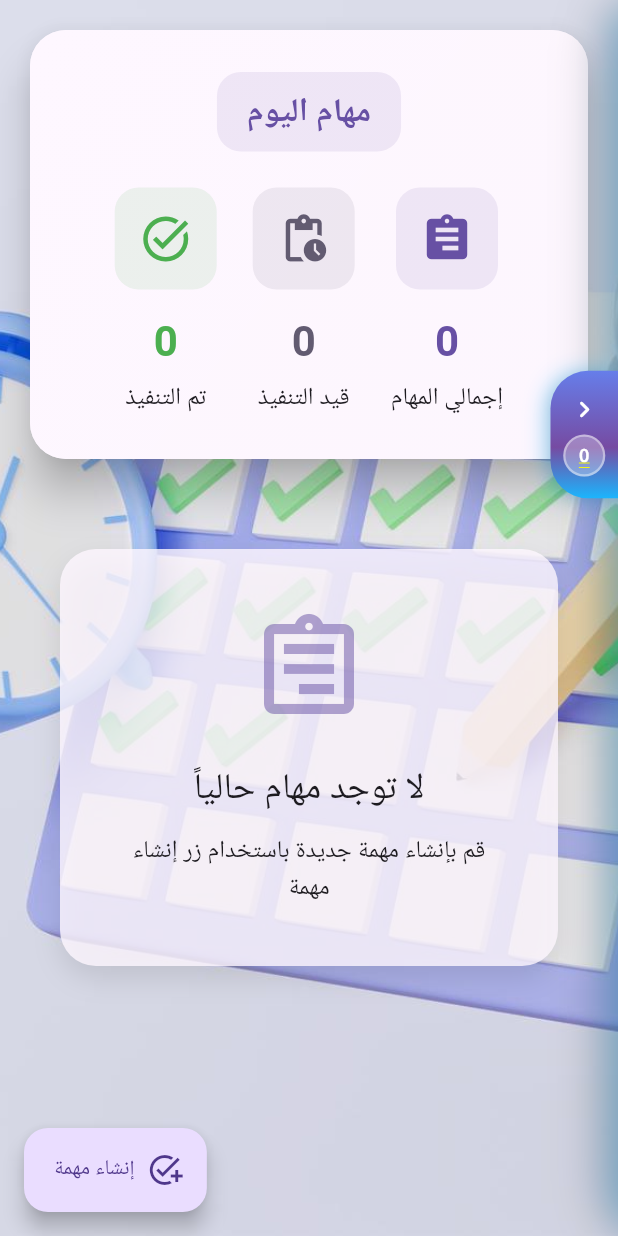
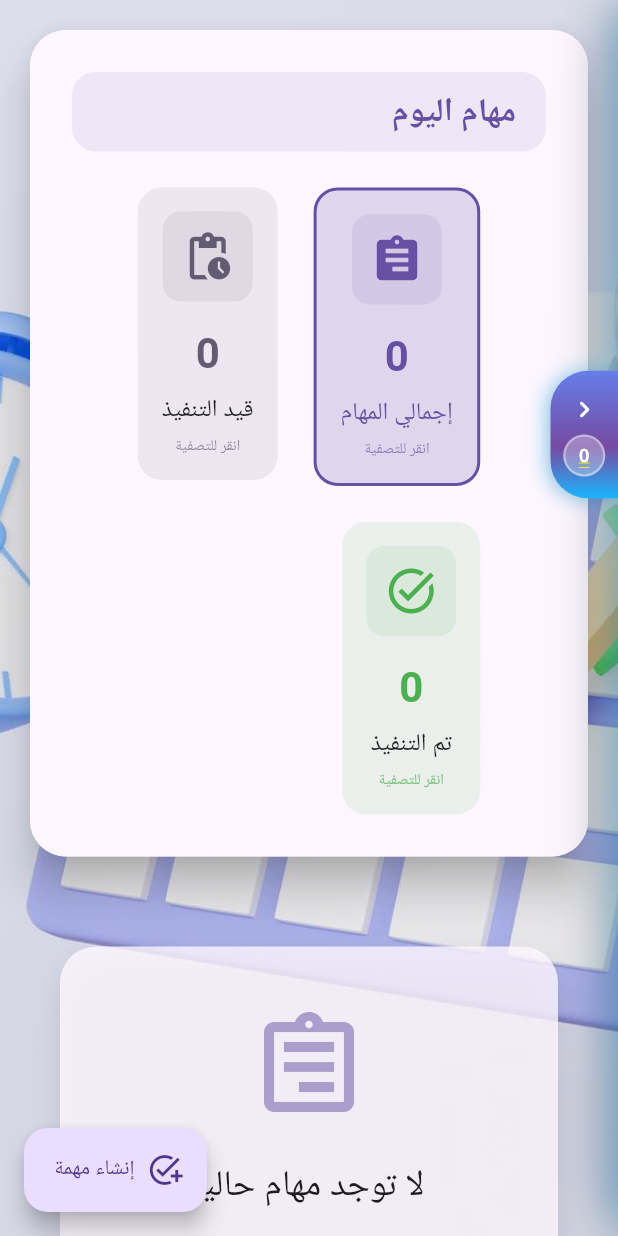
Before and after one commit to mustakbalmasr0/FOE-TASKATY, a Flutter app: the DashboardPage screen opened by its route, on a phone screen of 412 x 824 dp. Run offline on Flutter 3.47's test engine with Material 3 defaults, Android fonts, the phone set to English and light mode, and no system bars; our stand-ins replace file_picker, firebase_core, firebase_messaging, flutter_dotenv, flutter_local_notifications, flutter_spinkit and 7 more; missing offline and left inert: universal_html; accounts and stored records are empty; network calls fail.

Commit message:
fix status

```diff
--- a/lib/pages/dashboard.dart
+++ b/lib/pages/dashboard.dart
@@ -39,6 +39,9 @@ class _DashboardPageState extends State<DashboardPage>
 
   // Add new state variable for today/all filter
   bool _showTodayOnly = true;
+
+  // Add status filter state
+  String? _statusFilter;
 
   // Add real-time channel for tasks
   late RealtimeChannel _tasksChannel;
@@ -122,8 +125,15 @@ class _DashboardPageState extends State<DashboardPage>
         return createdAt.isAfter(startOfDay) && createdAt.isBefore(endOfDay);
       }).toList();
 
+      // Apply status filter if active
+      final statusFiltered = _statusFilter != null
+          ? filteredByDate
+              .where((task) => _getTaskStatus(task) == _statusFilter)
+              .toList()
+          : filteredByDate;
+
       // Apply status-based sorting to filtered tasks
-      _filteredTasks = _sortTasksByStatusPriority(filteredByDate);
+      _filteredTasks = _sortTasksByStatusPriority(statusFiltered);
     });
   }
 
@@ -499,12 +509,42 @@ class _DashboardPageState extends State<DashboardPage>
     }
   }
 
+  // New method to filter tasks by status
+  void _filterTasksByStatus(String? status) {
+    setState(() {
+      _statusFilter = status;
+      _selectedTaskIds.clear(); // Clear selections when filter changes
+      _applyCurrentFilter();
+    });
+  }
+
   void _applyCurrentFilter() {
+    List<Map<String, dynamic>> baseTasks;
+
     if (_showTodayOnly) {
-      _filterTasksByToday();
+      final today = DateTime.now();
+      final startOfDay = DateTime(today.year, today.month, today.day);
+      final endOfDay = startOfDay.add(const Duration(days: 1));
+
+      baseTasks = _allTasks.where((task) {
+        if (task['created_at'] == null) return false;
+        final createdAt = DateTime.parse(task['created_at']);
+        return createdAt.isAfter(startOfDay) && createdAt.isBefore(endOfDay);
+      }).toList();
     } else {
-      _filteredTasks = _sortTasksByStatusPriority(_allTasks);
+      baseTasks = _allTasks;
     }
+
+    // Apply status filter if active
+    final statusFiltered = _statusFilter != null
+        ? baseTasks
+            .where((task) => _getTaskStatus(task) == _statusFilter)
+            .toList()
+        : baseTasks;
+
+    setState(() {
+      _filteredTasks = _sortTasksByStatusPriority(statusFiltered);
+    });
   }
 
   void _filterTasksByToday() {
@@ -512,15 +552,27 @@ class _DashboardPageState extends State<DashboardPage>
     final startOfDay = DateTime(today.year, today.month, today.day);
     final endOfDay = startOfDay.add(const Duration(days: 1));
 
-    setState(() {
     final filteredByDate = _allTasks.where((task) {
       if (task['created_at'] == null) return false;
       final createdAt = DateTime.parse(task['created_at']);
       return createdAt.isAfter(startOfDay) && createdAt.isBefore(endOfDay);
     }).toList();
 
-      _filteredTasks = _sortTasksByStatusPriority(filteredByDate);
+    // Apply status filter if active
+    final statusFiltered = _statusFilter != null
+        ? filteredByDate
+            .where((task) => _getTaskStatus(task) == _statusFilter)
+            .toList()
+        : filteredByDate;
+
+    setState(() {
+      _filteredTasks = _sortTasksByStatusPriority(statusFiltered);
     });
+  }
+
+  // Add method to get task status consistently
+  String _getTaskStatus(Map<String, dynamic> task) {
+    return task['status'] ?? 'in_progress';
   }
 
   @override
@@ -718,54 +770,74 @@ class _DashboardPageState extends State<DashboardPage>
   }
 
   Widget _buildStatItem(
-      String label, String value, IconData icon, Color color, ThemeData theme) {
-    return Column(
+      String label, String value, IconData icon, Color color, ThemeData theme,
+      {VoidCallback? onTap, bool isActive = false}) {
+    return GestureDetector(
+      onTap: onTap,
+      child: Container(
+        padding: const EdgeInsets.all(16),
+        decoration: BoxDecoration(
+          color: isActive ? color.withOpacity(0.2) : color.withOpacity(0.1),
+          borderRadius: BorderRadius.circular(16),
+          border: isActive ? Border.all(color: color, width: 2) : null,
+        ),
+        child: Column(
           mainAxisSize: MainAxisSize.min,
           children: [
             Container(
-          padding: const EdgeInsets.all(16), // Increased from 12
+              padding: const EdgeInsets.all(12),
               decoration: BoxDecoration(
                 color: color.withOpacity(0.1),
-            borderRadius: BorderRadius.circular(16), // Increased from 12
+                borderRadius: BorderRadius.circular(12),
               ),
-          child: Icon(icon, color: color, size: 36), // Increased from 28
+              child: Icon(icon, color: color, size: 36),
             ),
-        const SizedBox(height: 16), // Increased from 12
+            const SizedBox(height: 16),
             Text(
               value,
               style: theme.textTheme.headlineMedium?.copyWith(
-            // Changed from headlineSmall
                 fontWeight: FontWeight.bold,
                 color: color,
               ),
             ),
-        const SizedBox(height: 8), // Increased from 4
+            const SizedBox(height: 8),
             Text(
               label,
               style: theme.textTheme.bodyLarge?.copyWith(
-            // Changed from bodySmall
                 fontWeight: FontWeight.w500,
+                color: isActive ? color : null,
+              ),
+              textAlign: TextAlign.center,
+            ),
+            if (onTap != null) const SizedBox(height: 4),
+            if (onTap != null)
+              Text(
+                'انقر للتصفية',
+                style: theme.textTheme.bodySmall?.copyWith(
+                  color: color.withOpacity(0.7),
+                  fontSize: 10,
                 ),
               ),
           ],
+        ),
+      ),
     );
   }
 
   Widget _buildStatsCard(ColorScheme colorScheme, ThemeData theme,
       List<Map<String, dynamic>> tasks) {
-    final completedTasks = tasks.where((task) {
+    final completedTasks = _allTasks.where((task) {
       return task['status'] == 'completed';
     }).length;
 
-    final inProgressTasks = tasks.where((task) {
+    final inProgressTasks = _allTasks.where((task) {
       return task['status'] == 'in_progress' || task['status'] == null;
     }).length;
 
     return Card(
-      margin: const EdgeInsets.all(20), // Increased from 16
-      elevation: 12, // Increased from 8
-      shape: RoundedRectangleBorder(
-          borderRadius: BorderRadius.circular(24)), // Increased from 20
+      margin: const EdgeInsets.all(20),
+      elevation: 12,
+      shape: RoundedRectangleBorder(borderRadius: BorderRadius.circular(24)),
       child: Container(
         decoration: BoxDecoration(
           gradient: LinearGradient(
@@ -776,20 +848,25 @@ class _DashboardPageState extends State<DashboardPage>
             begin: Alignment.topLeft,
             end: Alignment.bottomRight,
           ),
-          borderRadius: BorderRadius.circular(24), // Increased from 20
+          borderRadius: BorderRadius.circular(24),
         ),
         child: Padding(
-          padding: const EdgeInsets.all(28), // Increased from 20
+          padding: const EdgeInsets.all(28),
           child: Column(
             children: [
-              // Show appropriate header based on current filter
+              // Show appropriate header with clear filter option
               Container(
-                margin: const EdgeInsets.only(bottom: 24), // Increased from 16
+                margin: const EdgeInsets.only(bottom: 24),
+                child: Row(
+                  mainAxisAlignment: MainAxisAlignment.spaceBetween,
+                  children: [
+                    Expanded(
+                      child: Container(
                         padding: const EdgeInsets.symmetric(
-                    horizontal: 20, vertical: 12), // Increased padding
+                            horizontal: 20, vertical: 12),
                         decoration: BoxDecoration(
                           color: colorScheme.primary.withOpacity(0.1),
-                  borderRadius: BorderRadius.circular(16), // Increased from 12
+                          borderRadius: BorderRadius.circular(16),
                         ),
                         child: Text(
                           _selectedDay != null
@@ -798,23 +875,56 @@ class _DashboardPageState extends State<DashboardPage>
                                   ? 'مهام اليوم'
                                   : 'جميع المهام',
                           style: theme.textTheme.titleLarge?.copyWith(
-                    // Changed from titleMedium
                             color: colorScheme.primary,
                             fontWeight: FontWeight.bold,
                           ),
                         ),
                       ),
-              // Updated stats grid with only two categories
+                    ),
+                    if (_statusFilter != null) ...[
+                      const SizedBox(width: 12),
+                      GestureDetector(
+                        onTap: () => _filterTasksByStatus(null),
+                        child: Container(
+                          padding: const EdgeInsets.symmetric(
+                              horizontal: 16, vertical: 8),
+                          decoration: BoxDecoration(
+                            color: Colors.red.withOpacity(0.1),
+                            borderRadius: BorderRadius.circular(12),
+                          ),
+                          child: Row(
+                            mainAxisSize: MainAxisSize.min,
+                            children: [
+                              Icon(Icons.clear, color: Colors.red, size: 16),
+                              const SizedBox(width: 4),
+                              Text(
+                                'إلغاء التصفية',
+                                style: theme.textTheme.bodySmall?.copyWith(
+                                  color: Colors.red,
+                                  fontWeight: FontWeight.w500,
+                                ),
+                              ),
+                            ],
+                          ),
+                        ),
+                      ),
+                    ],
+                  ],
+                ),
+              ),
+              // Updated stats grid with clickable items
               Wrap(
-                spacing: 24, // Increased from 16
-                runSpacing: 24, // Increased from 16
+                spacing: 24,
+                runSpacing: 24,
                 children: [
                   _buildStatItem(
                     'إجمالي المهام',
-                    tasks.length.toString(),
+                    _allTasks.length.toString(),
                     Icons.assignment,
                     colorScheme.primary,
                     theme,
+                    onTap: () => _filterTasksByStatus(null),
+                    isActive: _statusFilter == null,
                   ),
                   _buildStatItem(
                     'قيد التنفيذ',
@@ -822,6 +932,8 @@ class _DashboardPageState extends State<DashboardPage>
                     Icons.pending_actions,
                     colorScheme.secondary,
                     theme,
+                    onTap: () => _filterTasksByStatus('in_progress'),
+                    isActive: _statusFilter == 'in_progress',
                   ),
                   _buildStatItem(
                     'تم التنفيذ',
@@ -829,8 +941,32 @@ class _DashboardPageState extends State<DashboardPage>
                     Icons.task_alt,
                     Colors.green,
                     theme,
+                    onTap: () => _filterTasksByStatus('completed'),
+                    isActive: _statusFilter == 'completed',
                   ),
                 ],
+              ),
+              // Add status filter indicator
+              if (_statusFilter != null)
+                Container(
+                  margin: const EdgeInsets.only(top: 16),
+                  padding:
+                      const EdgeInsets.symmetric(horizontal: 16, vertical: 8),
+                  decoration: BoxDecoration(
+                    color: _statusFilter == 'completed'
+                        ? Colors.green.withOpacity(0.1)
+                        : colorScheme.secondary.withOpacity(0.1),
+                    borderRadius: BorderRadius.circular(12),
+                  ),
+                  child: Text(
+                    'تصفية حسب: ${_getStatusText(_statusFilter!)}',
+                    style: theme.textTheme.bodyMedium?.copyWith(
+                      color: _statusFilter == 'completed'
+                          ? Colors.green
+                          : colorScheme.secondary,
+                      fontWeight: FontWeight.w500,
+                    ),
+                  ),
                 ),
             ],
           ),
```
Also changed, not shown: lib/pages/task_details_page.dart (+32 -22 lines). Lines whose indentation alone changed are shown as unchanged.
